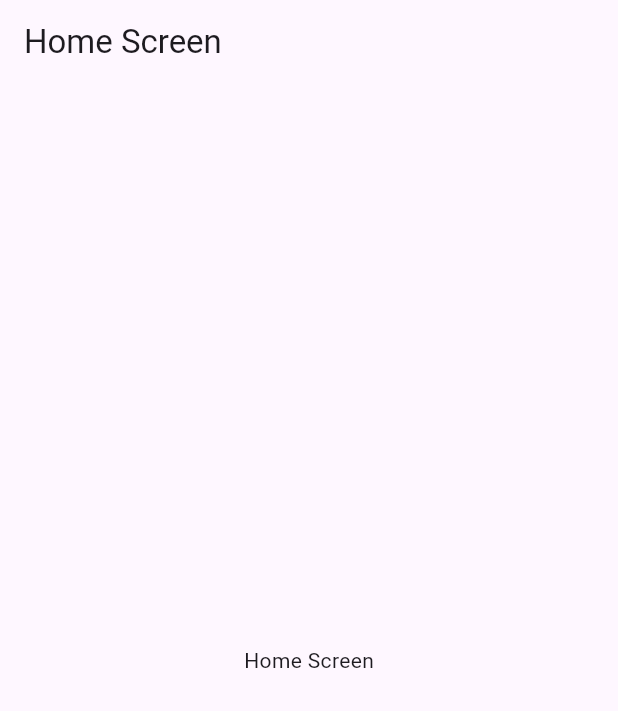
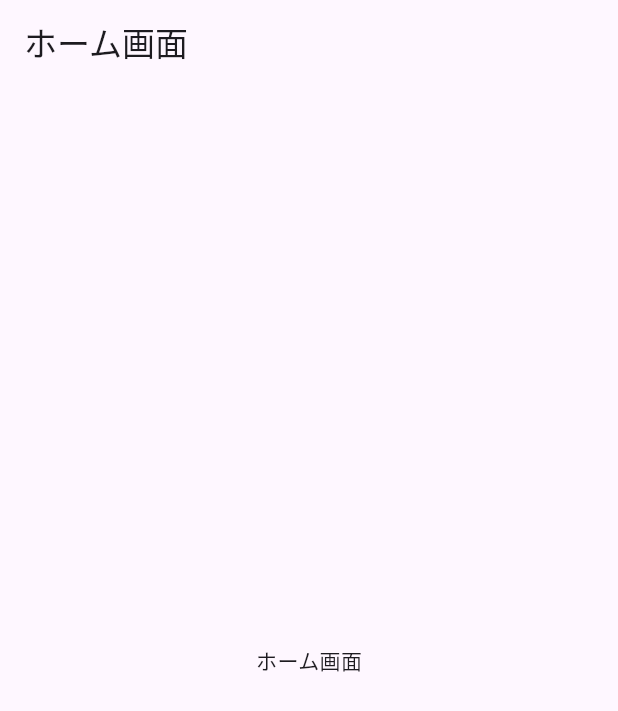
Before and after one commit to cloveclovedev/peppercheck, a Flutter app: the screen it shows after launch, after a tap on an icon or button, on a phone screen of 412 x 824 dp. Shown: the top 711 px of the screen. Run offline on Flutter 3.47's test engine with Material 3 defaults, Android fonts, the phone set to English and light mode, and no system bars; our stand-ins replace flutter_riverpod, flutter_svg, go_router, google_fonts; generated files the repository leaves out were written again.

Commit message:
feat(flutter): add slang for i18n (#97)
Signed-off-by: Makoto Kurihara <mkuri8m@gmail.com>

```diff
--- /dev/null
+++ b/peppercheck_flutter/assets/i18n/ja.i18n.json
@@ -0,0 +1,8 @@
+{
+  "login": {
+    "title": "PEPPERCHECK"
+  },
+  "home": {
+    "title": "ホーム画面"
+  }
+}
--- a/peppercheck_flutter/lib/app/app.dart
+++ b/peppercheck_flutter/lib/app/app.dart
@@ -1,11 +1,16 @@
 import 'package:flutter/material.dart';
+import 'package:flutter_localizations/flutter_localizations.dart';
 import 'package:peppercheck_flutter/app/routing/app_router.dart';
+import 'package:peppercheck_flutter/gen/slang/strings.g.dart';
 
 class MyApp extends StatelessWidget {
   const MyApp({super.key});
 
   @override
   Widget build(BuildContext context) {
+    return TranslationProvider(
+      child: Builder(
+        builder: (context) {
           return MaterialApp.router(
             title: 'PepperCheck',
             theme: ThemeData(
@@ -13,6 +18,12 @@ class MyApp extends StatelessWidget {
               useMaterial3: true,
             ),
             routerConfig: router,
+            locale: TranslationProvider.of(context).flutterLocale,
+            supportedLocales: AppLocaleUtils.supportedLocales,
+            localizationsDelegates: GlobalMaterialLocalizations.delegates,
+          );
+        },
+      ),
     );
   }
 }
--- /dev/null
+++ b/peppercheck_flutter/lib/app/app_startup.dart
@@ -0,0 +1,8 @@
+import 'package:flutter/material.dart';
+import 'package:peppercheck_flutter/gen/slang/strings.g.dart';
+
+Future<void> appStartup() async {
+  WidgetsFlutterBinding.ensureInitialized();
+  LocaleSettings.useDeviceLocale();
+  // Future: Add other initialization logic here (e.g., Supabase, Stripe, Logger)
+}
--- a/peppercheck_flutter/lib/features/authentication/presentation/login_screen.dart
+++ b/peppercheck_flutter/lib/features/authentication/presentation/login_screen.dart
@@ -4,6 +4,8 @@ import 'package:go_router/go_router.dart';
 import 'package:google_fonts/google_fonts.dart';
 import 'package:peppercheck_flutter/gen/assets.gen.dart';
 import 'package:peppercheck_flutter/app/theme/colors.dart';
+
+import 'package:peppercheck_flutter/gen/slang/strings.g.dart';
 
 class LoginScreen extends StatelessWidget {
   const LoginScreen({super.key});
@@ -31,7 +33,7 @@ class LoginScreen extends StatelessWidget {
                   Assets.images.peppercheckLogo.image(height: 140),
                   const Spacer(flex: 2),
                   Text(
-                    'PEPPERCHECK',
+                    t.login.title,
                     style: GoogleFonts.luckiestGuy(
                       fontSize: 48,
                       color: AppColors.accentRed,
--- a/peppercheck_flutter/lib/features/home/presentation/home_screen.dart
+++ b/peppercheck_flutter/lib/features/home/presentation/home_screen.dart
@@ -1,4 +1,5 @@
 import 'package:flutter/material.dart';
+import 'package:peppercheck_flutter/gen/slang/strings.g.dart';
 
 class HomeScreen extends StatelessWidget {
   const HomeScreen({super.key});
@@ -6,8 +7,8 @@ class HomeScreen extends StatelessWidget {
   @override
   Widget build(BuildContext context) {
     return Scaffold(
-      appBar: AppBar(title: const Text('Home Screen')),
-      body: const Center(child: Text('Home Screen')),
+      appBar: AppBar(title: Text(t.home.title)),
+      body: Center(child: Text(t.home.title)),
     );
   }
 }
--- a/peppercheck_flutter/lib/main.dart
+++ b/peppercheck_flutter/lib/main.dart
@@ -1,7 +1,9 @@
 import 'package:flutter/material.dart';
 import 'package:flutter_riverpod/flutter_riverpod.dart';
 import 'package:peppercheck_flutter/app/app.dart';
+import 'package:peppercheck_flutter/app/app_startup.dart';
 
-void main() {
+void main() async {
+  await appStartup();
   runApp(const ProviderScope(child: MyApp()));
 }
--- a/peppercheck_flutter/pubspec.yaml
+++ b/peppercheck_flutter/pubspec.yaml
@@ -42,6 +42,10 @@ dependencies:
   go_router: ^17.0.0
   google_fonts: ^6.3.2
   flutter_svg: ^2.2.3
+  slang: ^4.11.0
+  slang_flutter: ^4.11.0
+  flutter_localizations:
+    sdk: flutter
 
 dev_dependencies:
   flutter_test:
@@ -60,6 +64,7 @@ dev_dependencies:
   freezed: ^3.2.3
   json_serializable: ^6.11.2
   flutter_gen_runner: ^5.12.0
+  slang_build_runner: ^4.11.0
 
 # For information on the generic Dart part of this file, see the
 # following page: https://dart.dev/tools/pub/pubspec
--- /dev/null
+++ b/peppercheck_flutter/slang.yaml
@@ -0,0 +1,5 @@
+base_locale: ja
+fallback_strategy: base_locale
+input_directory: assets/i18n
+output_directory: lib/gen/slang
+output_file_name: strings.g.dart
```
Also changed, not shown: peppercheck_flutter/lib/gen/slang/strings.g.dart (added), peppercheck_flutter/lib/gen/slang/strings_ja.g.dart (added), peppercheck_flutter/pubspec.lock. Lines whose indentation alone changed are shown as unchanged.
